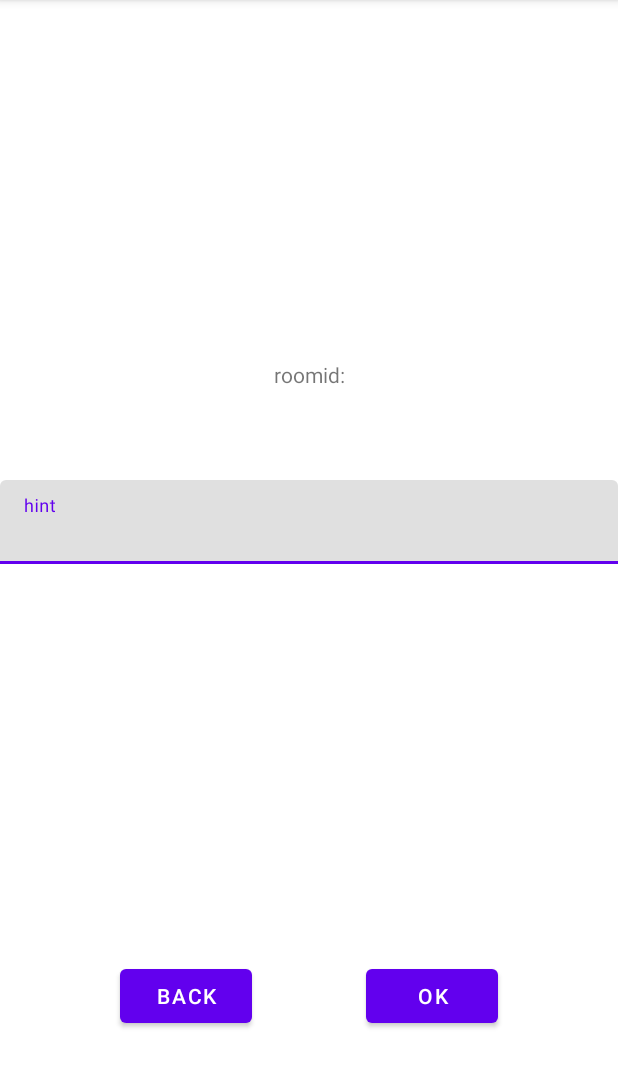
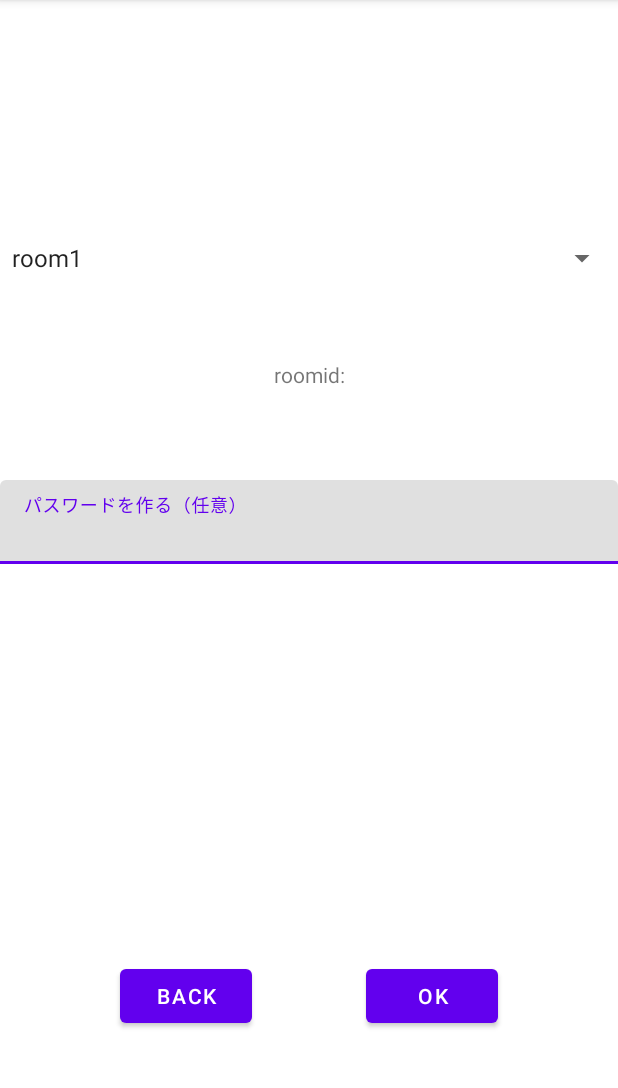
Before and after one commit to Haru39M/karaoke, an Android app: the makeRoomActivity screen opened directly, with no data from a screen before it, on a phone screen of 412 x 824 dp, the part 84-1172 px from its top. Run offline under Robolectric (Android 15) with nearby library versions, the phone set to English and light mode, and no system bars.

Commit message:
ルーム作成機能とログイン機能を実装

```diff
--- a/app/src/main/java/app/wakayama/harusame/karaoke/makeRoomActivity.kt
+++ b/app/src/main/java/app/wakayama/harusame/karaoke/makeRoomActivity.kt
@@ -3,6 +3,9 @@ package app.wakayama.harusame.karaoke
 import android.content.Intent
 import androidx.appcompat.app.AppCompatActivity
 import android.os.Bundle
+import android.util.Log
+import android.widget.ArrayAdapter
+import android.widget.Spinner
 import kotlinx.android.synthetic.main.activity_make_room.*
 
 class makeRoomActivity : AppCompatActivity() {
@@ -10,13 +13,56 @@ class makeRoomActivity : AppCompatActivity() {
         super.onCreate(savedInstanceState)
         setContentView(R.layout.activity_make_room)
 
+        val collectionName:String = "karaoke"
+
+        //ここはまだ作られていないもののみ表示するように後から変更する。でないと既に作られた部屋も誰でも初期化できてしまう。
+        val roomLists = arrayOf(
+            "room1",
+            "room2",
+            "room3",
+            "room4",
+            "room5"
+        )
+        val setRoom = findViewById<Spinner>(R.id.setRoomSpinner)
+        val adapter = ArrayAdapter(this, android.R.layout.simple_spinner_item, roomLists)
+        adapter.setDropDownViewResource(android.R.layout.simple_spinner_dropdown_item)
+        setRoom.adapter = adapter
+
         backButton.setOnClickListener {
             val toMainIntent:Intent = Intent(this,MainActivity::class.java)
             startActivity(toMainIntent)
             finish()
         }
         okButton.setOnClickListener {
+            val setedRoom = setRoom.selectedItem.toString()//選択されたルーム名を取得
+            val roomId:String = setedRoom
+            val PassWord:String = passwordMakeTextView.text.toString()
+            Log.d("TAG","password is setted! => ${PassWord}")
+
+            //初期化用データ。roomIdとPassWordはmakeRoomからもらう
+            val defaultData = hashMapOf(//初期化する時のデータ
+                "pass" to PassWord,
+                "people" to 0,//部屋に居る人数
+                "sound1" to 0,
+                "sound2" to 0,
+                "sound3" to 0,
+                "sound4" to 0
+            )
+            //初期化していくぅ！
+            db.collection(collectionName).document(roomId)
+                .set(defaultData)
+                .addOnSuccessListener {
+                    Log.d("TAG", "successed to initializing")
+                }
+                .addOnFailureListener { e ->
+                    Log.w("TAG", "failed to initializing", e)
+                }
+
+
+            //画面遷移
             val toPlayRoomIntent:Intent = Intent(this,playRoomActivity::class.java)
+            toPlayRoomIntent.putExtra("PassWord",PassWord)
+            toPlayRoomIntent.putExtra("selectedRoom",roomId)
             startActivity(toPlayRoomIntent)
             finish()
         }
--- a/app/src/main/res/layout/activity_make_room.xml
+++ b/app/src/main/res/layout/activity_make_room.xml
@@ -16,6 +16,15 @@
         app:layout_constraintStart_toStartOf="parent"
         app:layout_constraintTop_toTopOf="parent" />
 
+    <Spinner
+        android:id="@+id/setRoomSpinner"
+        android:layout_width="match_parent"
+        android:layout_height="wrap_content"
+        android:layout_marginTop="160dp"
+        app:layout_constraintEnd_toEndOf="parent"
+        app:layout_constraintStart_toStartOf="parent"
+        app:layout_constraintTop_toTopOf="parent" />
+
     <com.google.android.material.textfield.TextInputLayout
         android:layout_width="match_parent"
         android:layout_height="wrap_content"
@@ -28,7 +37,7 @@
             android:id="@+id/passwordMakeTextView"
             android:layout_width="match_parent"
             android:layout_height="wrap_content"
-            android:hint="hint" />
+            android:hint="パスワードを作る（任意）" />
     </com.google.android.material.textfield.TextInputLayout>
 
     <Button
```
Also changed, not shown: app/src/main/java/app/wakayama/harusame/karaoke/joinRoomActivity.kt (+26 -5 lines), app/src/main/java/app/wakayama/harusame/karaoke/playRoomActivity.kt (+3 -18 lines), app/src/main/res/layout/activity_join_room.xml (+9 -0 lines).
